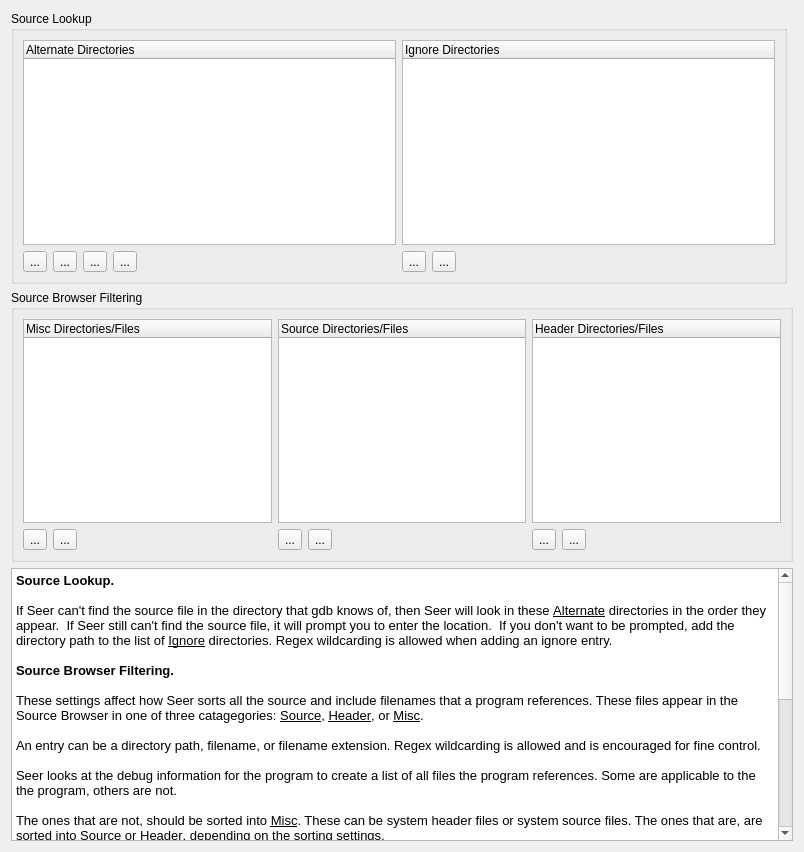
First picture: the form in src/SeerSourceConfigPage.ui, repository epasveer/seer, before the edit.
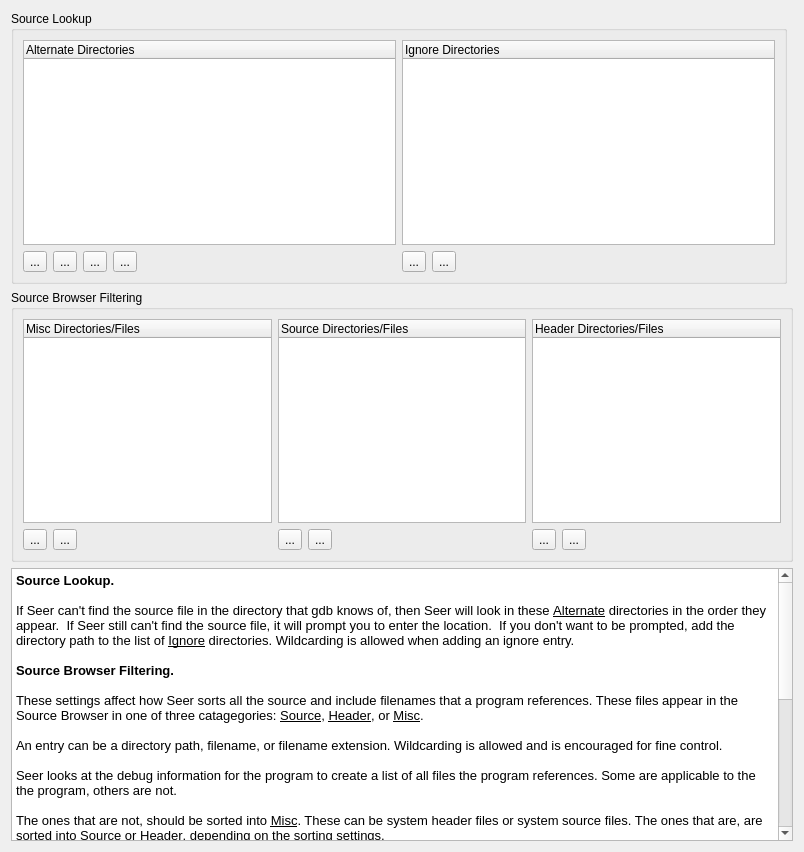
Second picture: the form after the edit. Icons and pictures are not drawn.

Commit message: Added Source config to better sort files in "Source", "Header", and "Misc" for SourceBrowser.

The edit to the form file:
```diff
--- a/src/SeerSourceConfigPage.ui
+++ b/src/SeerSourceConfigPage.ui
@@ -410,13 +410,13 @@
 &lt;/style&gt;&lt;/head&gt;&lt;body style=&quot; font-family:'Noto Sans'; font-size:10pt; font-weight:400; font-style:normal;&quot;&gt;
 &lt;p style=&quot; margin-top:0px; margin-bottom:0px; margin-left:0px; margin-right:0px; -qt-block-indent:0; text-indent:0px;&quot;&gt;&lt;span style=&quot; font-weight:600;&quot;&gt;Source Lookup.&lt;/span&gt;&lt;/p&gt;
 &lt;p style=&quot;-qt-paragraph-type:empty; margin-top:0px; margin-bottom:0px; margin-left:0px; margin-right:0px; -qt-block-indent:0; text-indent:0px;&quot;&gt;&lt;br /&gt;&lt;/p&gt;
-&lt;p style=&quot; margin-top:0px; margin-bottom:0px; margin-left:0px; margin-right:0px; -qt-block-indent:0; text-indent:0px;&quot;&gt;If Seer can't find the source file in the directory that gdb knows of, then Seer will look in these &lt;span style=&quot; text-decoration: underline;&quot;&gt;Alternate&lt;/span&gt; directories in the order they appear.  If Seer still can't find the source file, it will prompt you to enter the location.  If you don't want to be prompted, add the directory path to the list of &lt;span style=&quot; text-decoration: underline;&quot;&gt;Ignore&lt;/span&gt; directories. Regex wildcarding is allowed when adding an ignore entry.&lt;/p&gt;
+&lt;p style=&quot; margin-top:0px; margin-bottom:0px; margin-left:0px; margin-right:0px; -qt-block-indent:0; text-indent:0px;&quot;&gt;If Seer can't find the source file in the directory that gdb knows of, then Seer will look in these &lt;span style=&quot; text-decoration: underline;&quot;&gt;Alternate&lt;/span&gt; directories in the order they appear.  If Seer still can't find the source file, it will prompt you to enter the location.  If you don't want to be prompted, add the directory path to the list of &lt;span style=&quot; text-decoration: underline;&quot;&gt;Ignore&lt;/span&gt; directories. Wildcarding is allowed when adding an ignore entry.&lt;/p&gt;
 &lt;p style=&quot;-qt-paragraph-type:empty; margin-top:0px; margin-bottom:0px; margin-left:0px; margin-right:0px; -qt-block-indent:0; text-indent:0px;&quot;&gt;&lt;br /&gt;&lt;/p&gt;
 &lt;p style=&quot; margin-top:0px; margin-bottom:0px; margin-left:0px; margin-right:0px; -qt-block-indent:0; text-indent:0px;&quot;&gt;&lt;span style=&quot; font-weight:600;&quot;&gt;Source Browser Filtering.&lt;/span&gt;&lt;/p&gt;
 &lt;p style=&quot;-qt-paragraph-type:empty; margin-top:0px; margin-bottom:0px; margin-left:0px; margin-right:0px; -qt-block-indent:0; text-indent:0px;&quot;&gt;&lt;br /&gt;&lt;/p&gt;
 &lt;p style=&quot; margin-top:0px; margin-bottom:0px; margin-left:0px; margin-right:0px; -qt-block-indent:0; text-indent:0px;&quot;&gt;These settings affect how Seer sorts all the source and include filenames that a program references. These files appear in the Source Browser in one of three catagegories: &lt;span style=&quot; text-decoration: underline;&quot;&gt;Source&lt;/span&gt;, &lt;span style=&quot; text-decoration: underline;&quot;&gt;Header&lt;/span&gt;, or &lt;span style=&quot; text-decoration: underline;&quot;&gt;Misc&lt;/span&gt;.&lt;/p&gt;
 &lt;p style=&quot;-qt-paragraph-type:empty; margin-top:0px; margin-bottom:0px; margin-left:0px; margin-right:0px; -qt-block-indent:0; text-indent:0px;&quot;&gt;&lt;br /&gt;&lt;/p&gt;
-&lt;p style=&quot; margin-top:0px; margin-bottom:0px; margin-left:0px; margin-right:0px; -qt-block-indent:0; text-indent:0px;&quot;&gt;An entry can be a directory path, filename, or filename extension. Regex wildcarding is allowed and is encouraged for fine control.&lt;/p&gt;
+&lt;p style=&quot; margin-top:0px; margin-bottom:0px; margin-left:0px; margin-right:0px; -qt-block-indent:0; text-indent:0px;&quot;&gt;An entry can be a directory path, filename, or filename extension. Wildcarding is allowed and is encouraged for fine control.&lt;/p&gt;
 &lt;p style=&quot;-qt-paragraph-type:empty; margin-top:0px; margin-bottom:0px; margin-left:0px; margin-right:0px; -qt-block-indent:0; text-indent:0px;&quot;&gt;&lt;br /&gt;&lt;/p&gt;
 &lt;p style=&quot; margin-top:0px; margin-bottom:0px; margin-left:0px; margin-right:0px; -qt-block-indent:0; text-indent:0px;&quot;&gt;Seer looks at the debug information for the program to create a list of all files the program references. Some are applicable to the the program, others are not.&lt;/p&gt;
 &lt;p style=&quot;-qt-paragraph-type:empty; margin-top:0px; margin-bottom:0px; margin-left:0px; margin-right:0px; -qt-block-indent:0; text-indent:0px;&quot;&gt;&lt;br /&gt;&lt;/p&gt;
@@ -437,7 +437,7 @@
 &lt;p style=&quot;-qt-paragraph-type:empty; margin-top:0px; margin-bottom:0px; margin-left:0px; margin-right:0px; -qt-block-indent:0; text-indent:0px;&quot;&gt;&lt;br /&gt;&lt;/p&gt;
 &lt;p style=&quot; margin-top:0px; margin-bottom:0px; margin-left:0px; margin-right:0px; -qt-block-indent:0; text-indent:0px;&quot;&gt;&lt;span style=&quot; text-decoration: underline;&quot;&gt;Misc&lt;/span&gt; should have entries like:&lt;/p&gt;
 &lt;p style=&quot;-qt-paragraph-type:empty; margin-top:0px; margin-bottom:0px; margin-left:0px; margin-right:0px; -qt-block-indent:0; text-indent:0px;&quot;&gt;&lt;br /&gt;&lt;/p&gt;
-&lt;p style=&quot; margin-top:0px; margin-bottom:0px; margin-left:0px; margin-right:0px; -qt-block-indent:0; text-indent:0px;&quot;&gt;    /usr/include/*&lt;/p&gt;
+&lt;p style=&quot; margin-top:0px; margin-bottom:0px; margin-left:0px; margin-right:0px; -qt-block-indent:0; text-indent:0px;&quot;&gt;    /usr/include/&lt;/p&gt;
 &lt;p style=&quot; margin-top:0px; margin-bottom:0px; margin-left:0px; margin-right:0px; -qt-block-indent:0; text-indent:0px;&quot;&gt; &lt;/p&gt;&lt;/body&gt;&lt;/html&gt;</string>
      </property>
     </widget>
```
The commit also changes 6 other files.
